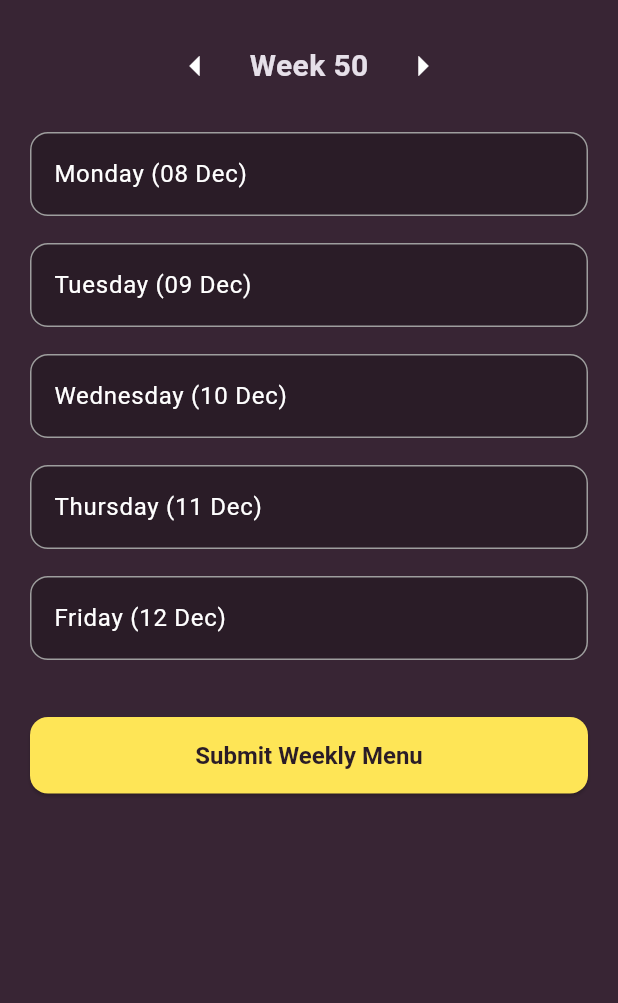
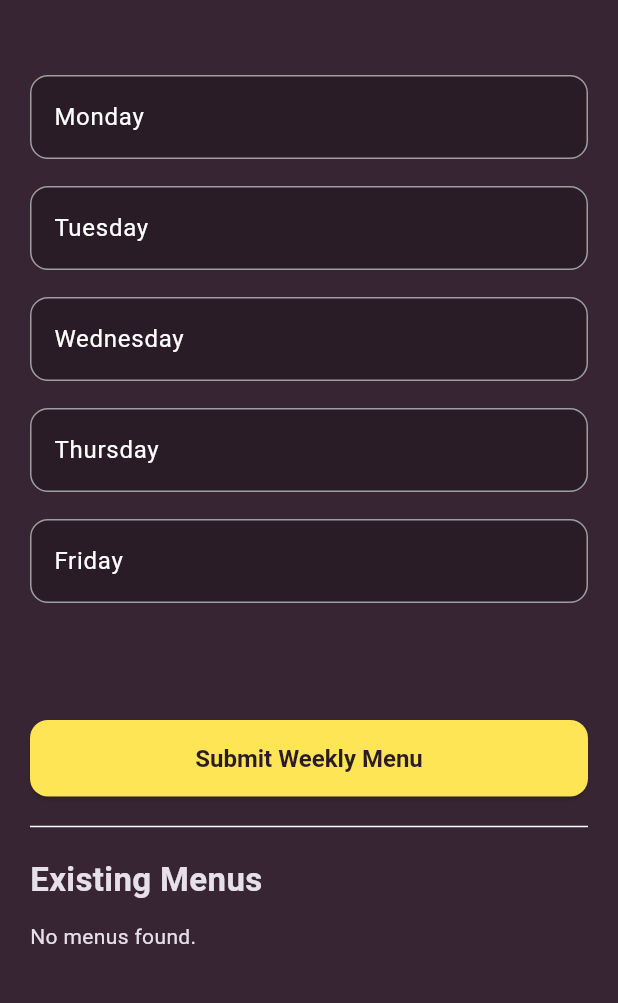
Before and after one commit to ksvedal/simple-kantine-app, a Flutter app: the screen it shows after launch, on a phone screen of 412 x 824 dp, the part 84-1087 px from its top. Run offline on Flutter 3.47's test engine with Material 3 defaults, Android fonts, the phone set to English and light mode, and no system bars; network calls fail.

Commit message:
kinda wokrs.

```diff
--- a/frontend/kantinao/lib/main.dart
+++ b/frontend/kantinao/lib/main.dart
@@ -1,7 +1,6 @@
 import 'package:flutter/material.dart';
 import 'themes.dart';
 import 'pages/weekly_dish_form.dart';
-import 'pages/another_page.dart';
 import 'widgets/app_drawer.dart';
 
 void main() {
--- /dev/null
+++ b/frontend/kantinao/lib/models/week_menu.dart
@@ -0,0 +1,94 @@
+
+class Dish {
+  final String id;
+  final String name;
+  final String? description;
+  final double? price;
+  final String? allergens;
+  final String? spiceLevel;
+
+  Dish({
+    required this.id,
+    required this.name,
+    this.description,
+    this.price,
+    this.allergens,
+    this.spiceLevel,
+  });
+
+  factory Dish.fromJson(Map<String, dynamic> json) => Dish(
+        id: json['id'],
+        name: json['name'],
+        description: json['description'],
+        price: (json['price'] ?? 0).toDouble(),
+        allergens: json['allergens'],
+        spiceLevel: json['spice_level'],
+      );
+
+  Map<String, dynamic> toJson() => {
+        'id': id,
+        'name': name,
+        'description': description,
+        'price': price,
+        'allergens': allergens,
+        'spice_level': spiceLevel,
+      };
+}
+
+class DayMenuItem {
+  final String id;
+  final String dayOfWeek;
+  int likes;
+  Dish? dish;
+
+  DayMenuItem({
+    required this.id,
+    required this.dayOfWeek,
+    this.likes = 0,
+    this.dish,
+  });
+
+  factory DayMenuItem.fromJson(Map<String, dynamic> json) => DayMenuItem(
+        id: json['id'],
+        dayOfWeek: json['day_of_week'],
+        likes: json['likes'] ?? 0,
+        dish: json['dish'] != null ? Dish.fromJson(json['dish']) : null,
+      );
+
+  Map<String, dynamic> toJson() => {
+        'id': id,
+        'day_of_week': dayOfWeek,
+        'likes': likes,
+        'dish': dish?.toJson(),
+      };
+}
+
+class WeekMenu {
+  final String id;
+  final String name;
+  final int week;
+  final List<DayMenuItem> dayMenuItems;
+
+  WeekMenu({
+    required this.id,
+    required this.name,
+    required this.week,
+    required this.dayMenuItems,
+  });
+
+  factory WeekMenu.fromJson(Map<String, dynamic> json) => WeekMenu(
+        id: json['id'],
+        name: json['name'],
+        week: json['week'],
+        dayMenuItems: (json['day_items'] as List)
+            .map((e) => DayMenuItem.fromJson(e))
+            .toList(),
+      );
+
+  Map<String, dynamic> toJson() => {
+        'id': id,
+        'name': name,
+        'week': week,
+        'day_items': dayMenuItems.map((e) => e.toJson()).toList(),
+      };
+}
--- a/frontend/kantinao/lib/pages/weekly_dish_form.dart
+++ b/frontend/kantinao/lib/pages/weekly_dish_form.dart
@@ -1,5 +1,7 @@
 import 'package:flutter/material.dart';
-import 'package:intl/intl.dart';
+import '../models/week_menu.dart';
+import '../services/menu_service.dart';
+import 'package:uuid/uuid.dart';
 
 class WeeklyDishForm extends StatefulWidget {
   const WeeklyDishForm({super.key});
@@ -9,110 +11,195 @@ class WeeklyDishForm extends StatefulWidget {
 }
 
 class _WeeklyDishFormState extends State<WeeklyDishForm> {
+  final MenuService service = MenuService();
+
 final List<String> _days = ["Monday", "Tuesday", "Wednesday", "Thursday", "Friday"];
-  late DateTime _currentWeekStart;
-  final List<TextEditingController> _controllers = [];
-  final List<FocusNode> _focusNodes = [];
+  late WeekMenu _weekMenu;
+
+  List<WeekMenu> _allMenus = [];
+  bool _loadingMenus = true;
+
+  bool _loading = false;
+
+  final Map<String, TextEditingController> _controllers = {};
 
   @override
   void initState() {
     super.initState();
-    _initWeekStart();
-    for (int i = 0; i < 7; i++) {
-      _controllers.add(TextEditingController());
-      _focusNodes.add(FocusNode());
+    _initEmptyMenu();
+    _fetchMenus();
+  }
+
+  Future<void> _fetchMenus() async {
+    try {
+      final menus = await service.getAllMenus();
+      setState(() {
+        _allMenus = menus;
+        _loadingMenus = false;
+      });
+    } catch (e) {
+      setState(() => _loadingMenus = false);
+      ScaffoldMessenger.of(context).showSnackBar(
+        SnackBar(content: Text('Failed to load menus: $e')),
+      );
     }
   }
 
-  void _initWeekStart() {
-    final now = DateTime.now();
-    _currentWeekStart = now.subtract(Duration(days: now.weekday - 1));
+  void _initEmptyMenu() {
+    _weekMenu = WeekMenu(
+      id: const Uuid().v4(),
+      name: 'Weekly Menu',
+      week: _getIsoWeekNumber(DateTime.now()),
+      dayMenuItems: _days
+          .map((day) => DayMenuItem(id: const Uuid().v4(), dayOfWeek: day))
+          .toList(),
+    );
+
+    for (var day in _days) {
+      _controllers[day] = TextEditingController();
+    }
   }
 
-  @override
-  void dispose() {
-    for (var c in _controllers) c.dispose();
-    for (var f in _focusNodes) f.dispose();
-    super.dispose();
+  int _getIsoWeekNumber(DateTime date) {
+    final thursday = date.add(Duration(days: 4 - (date.weekday % 7)));
+    final firstJan = DateTime(thursday.year, 1, 1);
+    final diff = thursday.difference(firstJan).inDays;
+    return ((diff / 7).floor() + 1);
   }
 
-  void _nextWeek() => setState(() => _currentWeekStart = _currentWeekStart.add(const Duration(days: 7)));
-  void _previousWeek() => setState(() => _currentWeekStart = _currentWeekStart.subtract(const Duration(days: 7)));
+  Future<void> _submitMenu() async {
+    setState(() => _loading = true);
 
-  void _submitAll() {
-    final data = {for (int i = 0; i < 5; i++) _days[i]: _controllers[i].text};
+    for (var item in _weekMenu.dayMenuItems) {
+      final name = _controllers[item.dayOfWeek]?.text ?? '';
+      if (name.isNotEmpty) {
+        item.dish = Dish(
+          id: const Uuid().v4(),
+          name: name,
+        );
+      }
+    }
+
+    try {
+      await service.createMenu(_weekMenu);
       ScaffoldMessenger.of(context).showSnackBar(
-      SnackBar(
-        content: const Text("Weekly menu submitted"),
-        behavior: SnackBarBehavior.floating,
-        shape: RoundedRectangleBorder(borderRadius: BorderRadius.circular(12)),
-        backgroundColor: Theme.of(context).colorScheme.primary,
-      ),
+        const SnackBar(content: Text('Menu submitted successfully')),
       );
+
+      // Refresh menus list
+      _fetchMenus();
+    } catch (e) {
+      ScaffoldMessenger.of(context).showSnackBar(
+        SnackBar(content: Text('Failed to submit menu: $e')),
+      );
+    } finally {
+      setState(() => _loading = false);
+    }
   }
 
   @override
   Widget build(BuildContext context) {
-    final weekNum = getIsoWeekNumber(_currentWeekStart);
-
-    return Center(
+    return _loading
+        ? const Center(child: CircularProgressIndicator())
+        : Center(
             child: ConstrainedBox(
               constraints: const BoxConstraints(maxWidth: 600),
               child: Padding(
                 padding: const EdgeInsets.all(20),
                 child: ListView(
                   children: [
-              Row(
-                mainAxisAlignment: MainAxisAlignment.center,
-                children: [
-                  IconButton(iconSize: 32, icon: const Icon(Icons.arrow_left), onPressed: _previousWeek),
-                  Padding(
-                    padding: const EdgeInsets.symmetric(horizontal: 12),
-                    child: Text("Week $weekNum", style: const TextStyle(fontSize: 20, fontWeight: FontWeight.bold)),
-                  ),
-                  IconButton(iconSize: 32, icon: const Icon(Icons.arrow_right), onPressed: _nextWeek),
-                ],
-              ),
-              const SizedBox(height: 20),
-              for (int i = 0; i < 5; i++)
+                    const SizedBox(height: 30),
+
+
+                    // INPUT FIELDS
+                    for (var day in _days)
                       Padding(
                         padding: const EdgeInsets.only(bottom: 18),
                         child: TextField(
-                    controller: _controllers[i],
-                    focusNode: _focusNodes[i],
-                    textInputAction: TextInputAction.done,
+                          controller: _controllers[day],
+                          onChanged: (_) => setState(() {}),
                           decoration: InputDecoration(
-                      labelText:
-                          "${_days[i]} (${DateFormat('dd MMM').format(_currentWeekStart.add(Duration(days: i)))})",
-                      border: OutlineInputBorder(borderRadius: BorderRadius.circular(12)),
+                            labelText: day,
+                            border: OutlineInputBorder(
+                                borderRadius: BorderRadius.circular(12)),
                             filled: true,
-                      fillColor: Theme.of(context).inputDecorationTheme.fillColor,
-                    ),
-                    onSubmitted: (_) {
-                      if (i < 6) FocusScope.of(context).requestFocus(_focusNodes[i + 1]);
-                      else _focusNodes[i].unfocus();
-                    },
                           ),
                         ),
-              const SizedBox(height: 20),
-              SizedBox(
-                width: double.infinity,
-                child: ElevatedButton(
-                  onPressed: _submitAll,
-                  child: const Text("Submit Weekly Menu"),
                       ),
+
+                    const SizedBox(height: 30),
+
+                    const SizedBox(height: 30),
+
+                    ElevatedButton(
+                      onPressed: _submitMenu,
+                      child: const Text('Submit Weekly Menu'),
                     ),
+                    // EXISTING MENUS SECTION
+                                        const Divider(height: 40),
+
+                    const Text(
+                      "Existing Menus",
+                      style: TextStyle(fontSize: 22, fontWeight: FontWeight.bold),
+                    ),
+                    const SizedBox(height: 12),
+
+
+                    if (_loadingMenus)
+                      const Center(child: CircularProgressIndicator())
+                    else if (_allMenus.isEmpty)
+                      const Text("No menus found.")
+                    else
+                      _buildMenusList(),
+
+
                   ],
                 ),
               ),
             ),
           );
   }
+
+  Widget _buildMenusList() {
+    return Card(
+      elevation: 3,
+      shape: RoundedRectangleBorder(borderRadius: BorderRadius.circular(12)),
+      child: Padding(
+        padding: const EdgeInsets.all(16),
+        child: Column(
+          crossAxisAlignment: CrossAxisAlignment.start,
+          children: [
+            for (var menu in _allMenus)
+              Padding(
+                padding: const EdgeInsets.only(bottom: 20),
+                child: Column(
+                  crossAxisAlignment: CrossAxisAlignment.start,
+                  children: [
+                    Text(
+                      "Week ${menu.week} – ${menu.name}",
+                      style: const TextStyle(
+                        fontSize: 18,
+                        fontWeight: FontWeight.w600,
+                      ),
+                    ),
+                    const SizedBox(height: 10),
+
+                    for (var item in menu.dayMenuItems)
+                      Row(
+                        mainAxisAlignment: MainAxisAlignment.spaceBetween,
+                        children: [
+                          Text(item.dayOfWeek),
+                          Text(item.dish?.name ?? "—"),
+                        ],
+                      ),
+
+                    const Divider(height: 30),
+                  ],
+                ),
+              ),
+          ],
+        ),
+      ),
+    );
   }
-
-int getIsoWeekNumber(DateTime date) {
-  final thursday = date.add(Duration(days: 4 - (date.weekday % 7)));
-  final firstJan = DateTime(thursday.year, 1, 1);
-  final diff = thursday.difference(firstJan).inDays;
-  return ((diff / 7).floor() + 1);
 }
--- /dev/null
+++ b/frontend/kantinao/lib/services/menu_service.dart
@@ -0,0 +1,28 @@
+import 'dart:convert';
+import 'package:http/http.dart' as http;
+import '../models/week_menu.dart';
+
+class MenuService {
+  final String baseUrl = 'http://localhost:7420';
+
+  Future<List<WeekMenu>> getAllMenus() async {
+    final response = await http.get(Uri.parse('$baseUrl/menus'));
+    if (response.statusCode == 200) {
+      final data = jsonDecode(response.body) as List;
+      return data.map((e) => WeekMenu.fromJson(e)).toList();
+    } else {
+      throw Exception('Failed to fetch menus');
+    }
+  }
+
+  Future<void> createMenu(WeekMenu menu) async {
+    final response = await http.post(
+      Uri.parse('$baseUrl/menus'),
+      headers: {'Content-Type': 'application/json'},
+      body: jsonEncode(menu.toJson()),
+    );
+    if (response.statusCode != 200 && response.statusCode != 201) {
+      throw Exception('Failed to create menu');
+    }
+  }
+}
--- a/frontend/kantinao/pubspec.yaml
+++ b/frontend/kantinao/pubspec.yaml
@@ -10,6 +10,8 @@ dependencies:
   flutter:
     sdk: flutter
   intl: ^0.18.1
+  http: ^1.1.0
+  uuid: ^4.5.2
 
 dev_dependencies:
   flutter_test:
```
Also changed, not shown: frontend/kantinao/pubspec.lock. Lines whose indentation alone changed are shown as unchanged.
